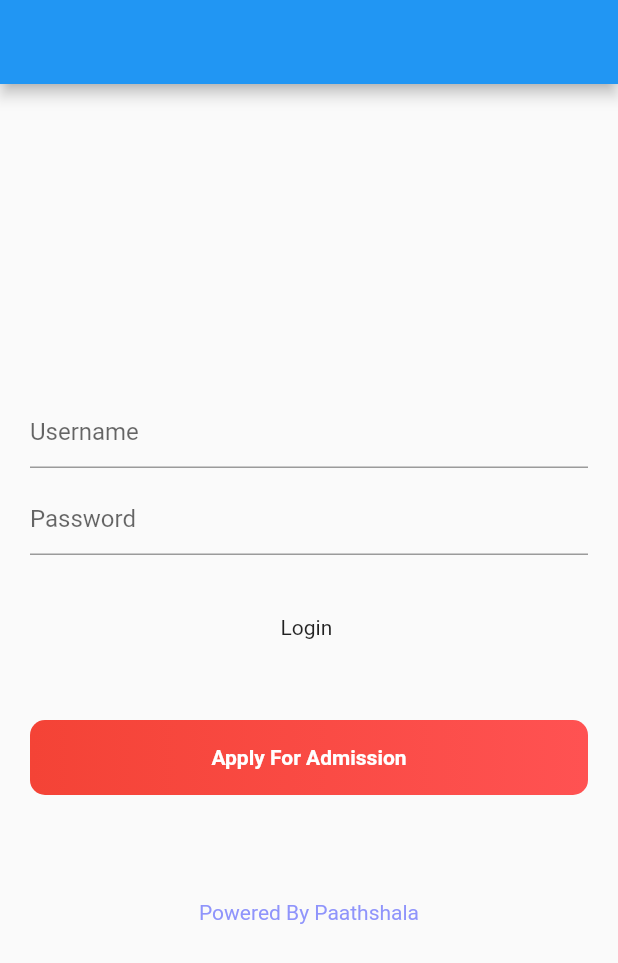
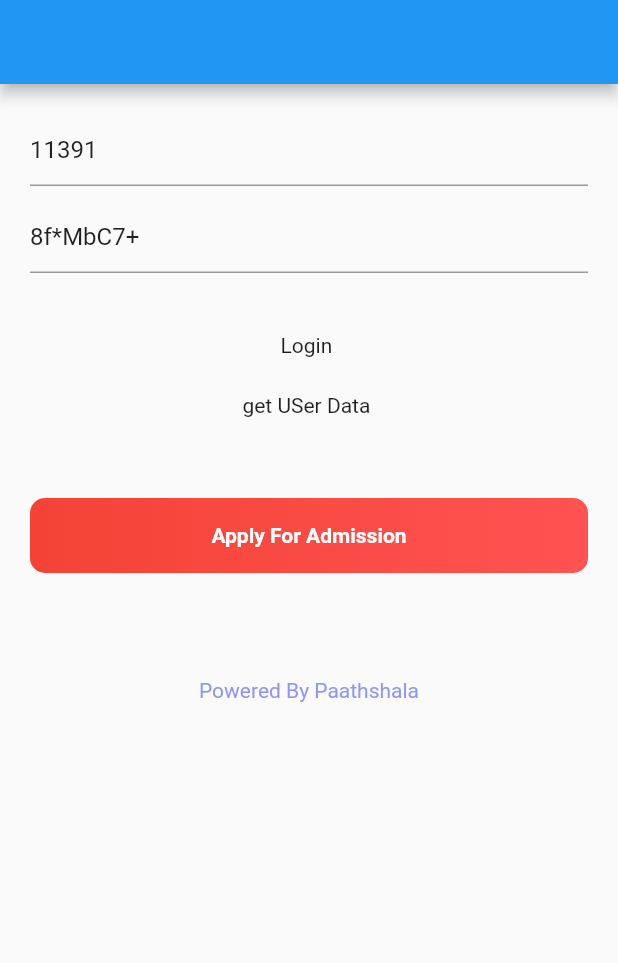
Before and after one commit to shurazlfc/paathshala, a Flutter app: the screen it shows after launch, on a phone screen of 412 x 824 dp. Shown: the top 963 px of the screen. Run offline on Flutter 3.47's test engine with Material 2 defaults, Android fonts, the phone set to English and light mode, and no system bars; our stand-ins replace curved_labeled_navigation_bar, get_it, shared_preferences; missing offline and left inert: flutter_barcode_scanner; accounts and stored records are empty.

Commit message:
changed login flow

```diff
--- a/lib/login_api_screen.dart
+++ b/lib/login_api_screen.dart
@@ -1,14 +1,8 @@
-import 'dart:convert';
-
 import 'package:flutter/material.dart';
-import 'package:flutter/src/widgets/container.dart';
-import 'package:flutter/src/widgets/framework.dart';
-import 'package:http/http.dart';
-import 'package:pathashala/constants/app_constants.dart';
-import 'package:pathashala/injector.dart';
 import 'package:pathashala/model/Login_response.dart';
+import 'package:pathashala/services/login_serviece.dart';
+import 'package:pathashala/services/profile_services.dart';
 import 'package:pathashala/ui.dart';
-import 'package:shared_preferences/shared_preferences.dart';
 
 class LoginScreenApi extends StatefulWidget {
   const LoginScreenApi({super.key});
@@ -21,43 +15,19 @@ class _LoginScreenApiState extends State<LoginScreenApi> {
   final TextEditingController _emailController = TextEditingController();
   final TextEditingController _passwordController = TextEditingController();
 
-  Future<LoginResponse?> login(String email, password) async {
-    SharedPreferences prefs = await SharedPreferences.getInstance();
-
-    try {
-
-      Response response = await post(
-          Uri.parse('http://demoapi.paathshala.com.np/api/login'),
-          body: {
-            "username": email,
-            "password": password,
-          });
-      if (response.statusCode == 200) {
-        var data = jsonDecode(response.body.toString());
-        var endpoint = data['userId'];
-        var loginData = LoginResponse.fromJson(data);
-        prefs.setString("userId", endpoint);
-        // locator<SharedPreferences>()
-        //     .setString(AppConstants.userId, loginData.userId.toString());
-
-        if (data[0]["Status"] is bool && data[0]["Status"]) {
-        } else {
-          ScaffoldMessenger.of(context).showSnackBar(
-              SnackBar(content: Text("Invalid username or password")));
-          return null;
-        }
-      } else {}
-    } catch (e) {
-      print(e.toString());
-    }
-    return null;
+  @override
+  void initState() {
+    _emailController.value = TextEditingValue(text: "11391");
+    _passwordController.value = TextEditingValue(text: "8f*MbC7+");
+    super.initState();
   }
 
   @override
   Widget build(BuildContext context) {
     return Scaffold(
       appBar: AppBar(),
-      body: Padding(
+      body: SingleChildScrollView(
+        child: Padding(
           padding: const EdgeInsets.all(20.0),
           child: Column(
             crossAxisAlignment: CrossAxisAlignment.center,
@@ -65,29 +35,41 @@ class _LoginScreenApiState extends State<LoginScreenApi> {
             children: [
               TextFormField(
                 controller: _emailController,
-              decoration: InputDecoration(hintText: "Username"),
+                decoration: const InputDecoration(hintText: "Username"),
               ),
-            SizedBox(
+              const SizedBox(
                 height: 10,
               ),
               TextFormField(
                 controller: _passwordController,
-              decoration: InputDecoration(hintText: "Password"),
+                decoration: const InputDecoration(hintText: "Password"),
               ),
-            SizedBox(
+              const SizedBox(
                 height: 40,
               ),
               GestureDetector(
-              onTap: (() {
-                login(_emailController.toString(),
-                    _passwordController.toString());
-              }),
-              child: GestureDetector(
-                onTap: () {
+                onTap: () async {
+                  LoginResponse? loginData = await login(
+                    email: _emailController.text,
+                    password: _passwordController.text,
+                    context: context,
+                  );
+
+                  if (loginData!.userId > 0) {
+                    if (loginData.status) {
                       Navigator.push(
                         context,
-                    MaterialPageRoute(builder: (context) => DashboardPage()),
+                        MaterialPageRoute(
+                            builder: (context) => DashboardPage()),
                       );
+                    } else {
+                      ScaffoldMessenger.of(context).showSnackBar(const SnackBar(
+                          content: Text("Please renew your subscription")));
+                    }
+                  } else {
+                    ScaffoldMessenger.of(context).showSnackBar(
+                        const SnackBar(content: Text("Something went wrong")));
+                  }
                 },
                 child: Container(
                   decoration: BoxDecoration(
@@ -97,19 +79,33 @@ class _LoginScreenApiState extends State<LoginScreenApi> {
                   child: const Text("Login "),
                 ),
               ),
+              GestureDetector(
+                onTap: () async {
+                  await ProfileServices().getProfileData();
+                  //   context,
+                  //   MaterialPageRoute(builder: (context) => DashboardPage()),
+                  // );
+                },
+                child: Container(
+                  decoration: BoxDecoration(
+                    borderRadius: BorderRadius.circular(15),
                   ),
-            SizedBox(
+                  height: 40,
+                  child: const Text("get USer Data "),
+                ),
+              ),
+              const SizedBox(
                 height: 30,
               ),
               Container(
                 height: 50,
                 decoration: BoxDecoration(
                     borderRadius: BorderRadius.circular(10),
-                  gradient: LinearGradient(colors: [
+                    gradient: const LinearGradient(colors: [
                       Colors.red,
                       Colors.redAccent,
                     ])),
-              child: Center(
+                child: const Center(
                   child: Text(
                     "Apply For Admission",
                     style: TextStyle(
@@ -117,16 +113,17 @@ class _LoginScreenApiState extends State<LoginScreenApi> {
                   ),
                 ),
               ),
-            SizedBox(
+              const SizedBox(
                 height: 70,
               ),
-            Text(
+              const Text(
                 "Powered By Paathshala",
                 style: TextStyle(color: Color.fromRGBO(143, 148, 251, 1)),
               ),
             ],
           ),
         ),
+      ),
     );
   }
 }
--- a/lib/main.dart
+++ b/lib/main.dart
@@ -74,7 +74,8 @@ class _MyAppState extends State<MyApp> {
 
   @override
   Widget build(BuildContext context) {
-    return MaterialApp(
+    return const MaterialApp(
+      debugShowCheckedModeBanner: false,
       home: LoginScreenApi(),
 
       // home: Scaffold(
--- a/lib/model/Login_response.dart
+++ b/lib/model/Login_response.dart
@@ -13,14 +13,14 @@ String loginResponseToJson(List<LoginResponse> data) =>
 
 class LoginResponse {
   LoginResponse({
-    this.userId,
+    required this.userId,
     this.roleId,
-    this.status,
+    required this.status,
   });
 
-  int? userId;
-  int? roleId;
-  bool? status;
+  final int userId;
+  final int? roleId;
+  final bool status;
 
   factory LoginResponse.fromJson(Map<String, dynamic> json) => LoginResponse(
         userId: json["UserId"],
```
Also changed, not shown: lib/services/login_serviece.dart (added, +36 -0 lines), lib/services/profile_services.dart (+1 -17 lines), lib/ui.dart (+10 -0 lines), 1 other file. Lines whose indentation alone changed are shown as unchanged.
